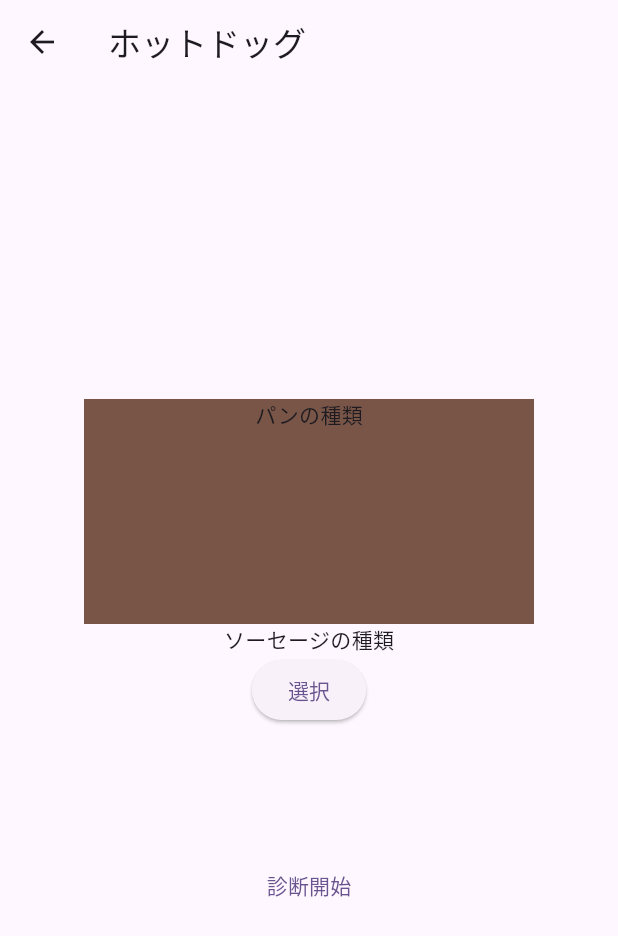
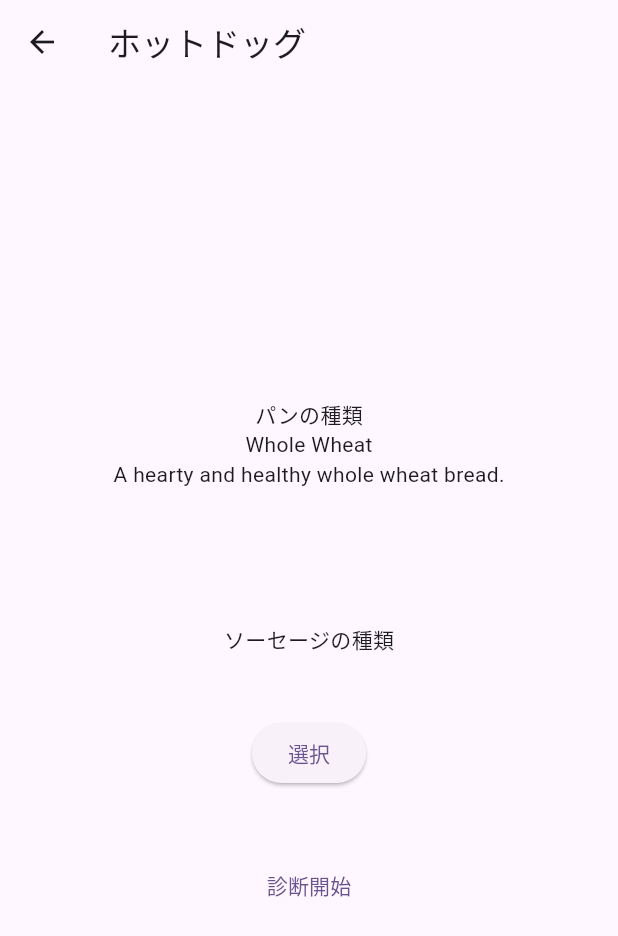
Before and after one commit to OriginMaster2024/origin_master_2024_flutter, a Flutter app: the HotDogSelectPage screen opened directly, after a tap on "選択", on a phone screen of 412 x 824 dp. Shown: the top 936 px of the screen. Run offline on Flutter 3.47's test engine with Material 3 defaults, Android fonts, the phone set to English and light mode, and no system bars; our stand-ins replace flutter_hooks, flutter_svg, google_fonts, hooks_riverpod, sensors_plus, vector_graphics.

Commit message:
Add ingredient class

```diff
--- a/lib/page/hot_dog_select_page.dart
+++ b/lib/page/hot_dog_select_page.dart
@@ -7,9 +7,6 @@ import 'package:origin_master_2024_flutter/page/situation_page.dart';
 
 class HotDogSelectPage extends HookWidget {
   const HotDogSelectPage({super.key});
-
-  static List<Color> breads = Colors.primaries;
-  static List<Color> sausages = Colors.primaries;
 
   @override
   Widget build(BuildContext context) {
@@ -21,8 +18,8 @@ class HotDogSelectPage extends HookWidget {
         child: Column(
           mainAxisAlignment: MainAxisAlignment.center,
           children: [
-            const IngredientCard(type: 'パン', options: Colors.primaries),
-            const IngredientCard(type: 'ソーセージ', options: Colors.primaries),
+            const IngredientCard(type: 'パン', options: Bread.values),
+            const IngredientCard(type: 'ソーセージ', options: Sausage.values),
             TextButton(
               onPressed: () {
             Navigator.of(context).push(
@@ -44,11 +41,11 @@ class IngredientCard extends HookWidget {
   const IngredientCard({super.key, required this.type, required this.options});
 
   final String type;
-  final List<Color> options;
+  final List<Ingredient> options;
 
   @override
   Widget build(BuildContext context) {
-    final selected = useState<Color?>(null);
+    final selected = useState<Ingredient?>(null);
     Timer? timer;
 
     void startSelecting() {
@@ -61,13 +58,14 @@ class IngredientCard extends HookWidget {
       });
     }
 
-    return Container(
+    return SizedBox(
       width: 300,
       height: 150,
-      color: selected.value,
       child: Column(
         children: [
           Text('$typeの種類'),
+          Text(selected.value?.name ?? ''),
+          Text(selected.value?.description ?? ''),
           if (selected.value == null) ElevatedButton(
             onPressed: startSelecting,
             child: const Text('選択'),
@@ -77,3 +75,34 @@ class IngredientCard extends HookWidget {
     );
   }
 }
+
+abstract class Ingredient {
+  String get name;
+  String get description;
+}
+
+enum Bread implements Ingredient {
+  whiteBread('White Bread', 'A soft and fluffy white bread, perfect for sandwiches.'),
+  wholeWheat('Whole Wheat', 'A hearty and healthy whole wheat bread.'),
+  sourdough('Sourdough', 'A tangy sourdough bread with a crispy crust.');
+
+  @override
+  final String name;
+  @override
+  final String description;
+
+  const Bread(this.name, this.description);
+}
+
+enum Sausage implements Ingredient {
+  porkSausage('Pork Sausage', 'A savory pork sausage with a juicy flavor.'),
+  beefSausage('Beef Sausage', 'A rich beef sausage with a bold taste.'),
+  chickenSausage('Chicken Sausage', 'A lighter sausage made from chicken.');
+
+  @override
+  final String name;
+  @override
+  final String description;
+
+  const Sausage(this.name, this.description);
+}
```
